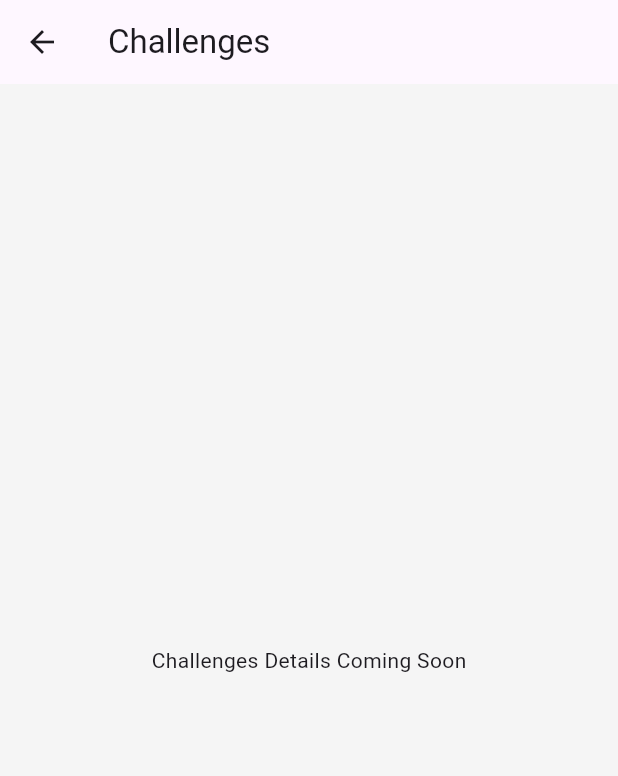
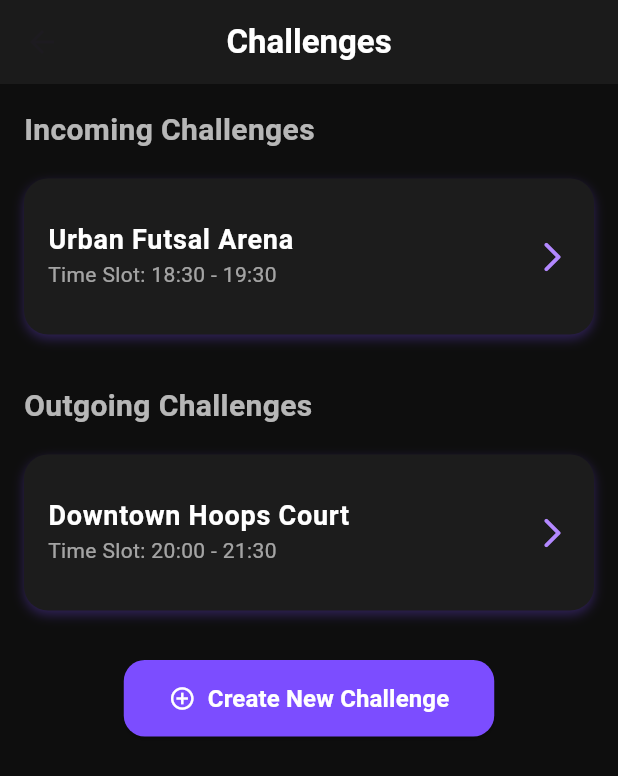
Before and after one commit to saadbinather/KhelKood, a Flutter app: the ChallengesPage screen opened directly, on a phone screen of 412 x 824 dp. Shown: the top 776 px of the screen. Run offline on Flutter 3.47's test engine with Material 3 defaults, Android fonts, the phone set to English and light mode, and no system bars.

Commit message:
Challenges page added partially

```diff
--- a/frontend/lib/screens/challenges_page.dart
+++ b/frontend/lib/screens/challenges_page.dart
@@ -1,15 +1,179 @@
 import 'package:flutter/material.dart';
 
-class ChallengesPage extends StatelessWidget {
+import 'view_challenge_page.dart';
+import 'available_courts_page.dart';
+
+class ChallengesPage extends StatefulWidget {
   const ChallengesPage({super.key});
 
   @override
+  State<ChallengesPage> createState() => _ChallengesPageState();
+}
+
+class _ChallengesPageState extends State<ChallengesPage> {
+  // Mock JSON data (in real app, fetched via API)
+  final List<Map<String, dynamic>> challenges = [
+    {
+      "Court_Name": "Urban Futsal Arena",
+      "Host_Team_Name": "Street Wolves",
+      "Sport": "futsal",
+      "Status": "Pending",
+      "Start_Time": "2025-11-09T18:30:00Z",
+      "End_Time": "2025-11-09T19:30:00Z",
+      "Date": "2025-11-09",
+      "Total_Price": 5000,
+      "Type": "Incoming",
+    },
+    {
+      "Court_Name": "Downtown Hoops Court",
+      "Host_Team_Name": "Sky Dunkers",
+      "Sport": "basketball",
+      "Status": "Pending",
+      "Start_Time": "2025-11-11T20:00:00Z",
+      "End_Time": "2025-11-11T21:30:00Z",
+      "Date": "2025-11-11",
+      "Total_Price": 7000,
+      "Type": "Outgoing",
+    },
+  ];
+
+  @override
   Widget build(BuildContext context) {
+    final incoming = challenges.where((c) => c["Type"] == "Incoming").toList();
+    final outgoing = challenges.where((c) => c["Type"] == "Outgoing").toList();
+
     return Scaffold(
-      appBar: AppBar(title: const Text('Challenges')),
-      body: const Center(
-        child: Text('Challenges Details Coming Soon'),
+      backgroundColor: const Color(0xFF0E0E0E),
+      appBar: AppBar(
+        backgroundColor: const Color(0xFF1B1B1B),
+        title: const Text(
+          'Challenges',
+          style: TextStyle(color: Colors.white, fontWeight: FontWeight.bold),
+        ),
+        centerTitle: true,
+      ),
+      body: Padding(
+        padding: const EdgeInsets.all(16),
+        child: ListView(
+          children: [
+            const Text(
+              'Incoming Challenges',
+              style: TextStyle(
+                color: Colors.white70,
+                fontSize: 20,
+                fontWeight: FontWeight.w600,
+              ),
+            ),
+            const SizedBox(height: 10),
+            ...incoming.map((c) => _buildChallengeCard(c, isIncoming: true)),
+
+            const SizedBox(height: 25),
+
+            const Text(
+              'Outgoing Challenges',
+              style: TextStyle(
+                color: Colors.white70,
+                fontSize: 20,
+                fontWeight: FontWeight.w600,
+              ),
+            ),
+            const SizedBox(height: 10),
+            ...outgoing.map((c) => _buildChallengeCard(c, isIncoming: false)),
+
+            const SizedBox(height: 25),
+
+            Center(
+              child: ElevatedButton.icon(
+                style: ElevatedButton.styleFrom(
+                  backgroundColor: Colors.deepPurpleAccent,
+                  foregroundColor: Colors.white,
+                  padding: const EdgeInsets.symmetric(
+                    horizontal: 30,
+                    vertical: 14,
+                  ),
+                  shape: RoundedRectangleBorder(
+                    borderRadius: BorderRadius.circular(14),
+                  ),
+                ),
+                onPressed: () {
+                  Navigator.push(
+                    context,
+                    MaterialPageRoute(
+                      builder: (context) =>
+                          const AvailableCourtsPage(), // 👈 navigate here
+                    ),
+                  );
+                },
+                icon: const Icon(Icons.add_circle_outline),
+                label: const Text(
+                  'Create New Challenge',
+                  style: TextStyle(fontSize: 16, fontWeight: FontWeight.w600),
+                ),
+              ),
+            ),
+          ],
+        ),
       ),
     );
   }
+
+  Widget _buildChallengeCard(
+    Map<String, dynamic> challenge, {
+    required bool isIncoming,
+  }) {
+    return GestureDetector(
+      onTap: () {
+        Navigator.push(
+          context,
+          MaterialPageRoute(
+            builder: (context) =>
+                ViewChallengePage(challenge: challenge, isIncoming: isIncoming),
+          ),
+        );
+      },
+      child: Container(
+        margin: const EdgeInsets.symmetric(vertical: 8),
+        decoration: BoxDecoration(
+          color: const Color(0xFF1C1C1C),
+          borderRadius: BorderRadius.circular(16),
+          boxShadow: [
+            BoxShadow(
+              color: Colors.deepPurpleAccent.withOpacity(0.3),
+              blurRadius: 6,
+              offset: const Offset(0, 3),
+            ),
+          ],
+        ),
+        child: ListTile(
+          contentPadding: const EdgeInsets.all(16),
+          title: Text(
+            challenge["Court_Name"],
+            style: const TextStyle(
+              color: Colors.white,
+              fontSize: 18,
+              fontWeight: FontWeight.bold,
+            ),
+          ),
+          subtitle: Text(
+            "Time Slot: ${_formatTimeSlot(challenge["Start_Time"], challenge["End_Time"])}",
+            style: const TextStyle(color: Colors.white60),
+          ),
+          trailing: Icon(
+            Icons.arrow_forward_ios_rounded,
+            color: Colors.deepPurpleAccent.shade100,
+          ),
+        ),
+      ),
+    );
+  }
+
+  String _formatTimeSlot(String start, String end) {
+    DateTime s = DateTime.parse(start);
+    DateTime e = DateTime.parse(end);
+    return "${_formatTime(s)} - ${_formatTime(e)}";
+  }
+
+  String _formatTime(DateTime time) {
+    return "${time.hour.toString().padLeft(2, '0')}:${time.minute.toString().padLeft(2, '0')}";
+  }
 }
```
Also changed, not shown: frontend/lib/screens/available_courts_page.dart (added, +216 -0 lines), frontend/lib/screens/dashboard_page.dart (+10 -6 lines), frontend/lib/screens/view_challenge_page.dart (added, +131 -0 lines), frontend/lib/screens/view_court_details_page.dart (added, +17 -0 lines).
